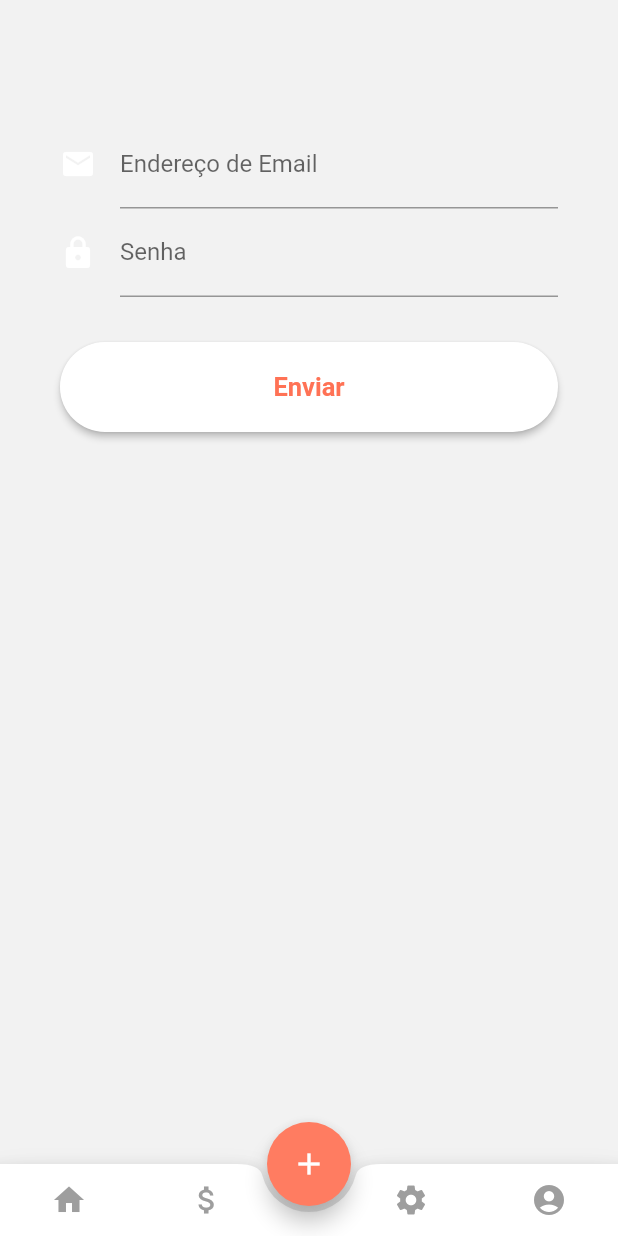
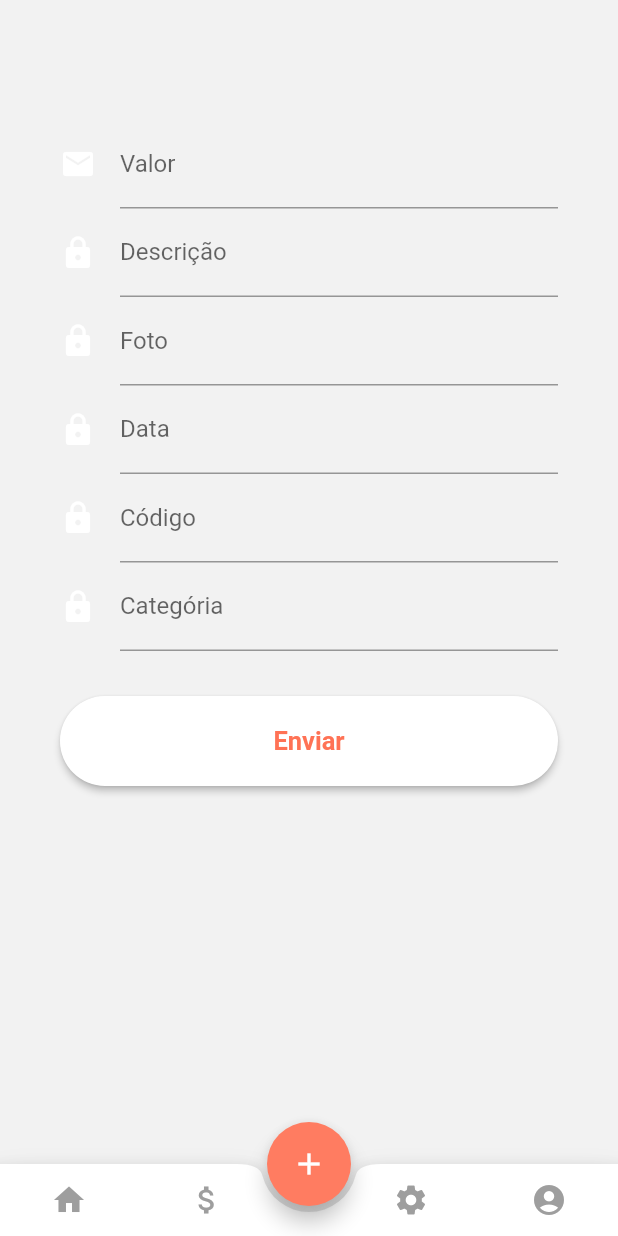
Before and after one commit to paivalucas/pagowapp, a Flutter app: the screen it shows after launch, after a tap on the "add" icon, after a tap on "Enviar", on a phone screen of 412 x 824 dp. Run offline on Flutter 3.47's test engine with Material 2 defaults, Android fonts, the phone set to English and light mode, and no system bars; our stand-ins replace cloud_firestore, email_validator, firebase_auth, sqflite; accounts and stored records are empty; network calls fail.

Commit message:
Fix null return. Input reembol. Tipo modelos mudança.

```diff
--- a/lib/Core/Models/colaborator.dart
+++ b/lib/Core/Models/colaborator.dart
@@ -1,23 +1,22 @@
 import 'dart:core';
-import 'dart:ffi';
 import 'package:cloud_firestore/cloud_firestore.dart';
 
-import 'despesa.dart';
-
 class Colaborador {
+  String id;
   String email;
   String nome;
   String nomeDaEmpresa;
   String nTelefone;
   String senha;
-  Double cpf;
+  String cpf;
   String nomeDoBanco;
   String nDaConta;
   String nDaAgencia;
-  List<Despesa> despesas;
+  List despesas;
 
   Colaborador(
       {this.email,
+      this.id,
       this.nome,
       this.nomeDaEmpresa,
       this.nTelefone,
@@ -29,8 +28,9 @@ class Colaborador {
       this.despesas});
 
   // Transforma o objeto JSON obtido pela requisição do Firebase em um objeto Colaborador
-  Colaborador.fromMap(DocumentSnapshot snapshot)
+  Colaborador.fromMap(DocumentSnapshot snapshot, String docId)
       : email = snapshot['email'],
+        id = docId,
         nome = snapshot['nome'],
         nomeDaEmpresa = snapshot['nomeDaEmpresa'],
         nTelefone = snapshot['nTelefone'],
--- a/lib/Core/Services/database.dart
+++ b/lib/Core/Services/database.dart
@@ -4,17 +4,13 @@ import 'package:pagowandroidmobile/Core/Models/colaborator.dart';
 import 'package:pagowandroidmobile/Core/Models/despesa.dart';
 import './auth.dart';
 
-//  Atualizar dados OK
-// TODO: Estruturar atualização de dados
-// Deletar dados OK
-// TODO: Estruturar a forma apagar dados
-
-class Services {
+class Database {
   final Firestore _databaseReference = Firestore.instance;
   CollectionReference ref;
   final String path;
+  List<Colaborador> colaboradores;
 
-  Services(this.path) {
+  Database(this.path) {
     ref = _databaseReference.collection(path);
   }
 
@@ -22,25 +18,34 @@ class Services {
 
   Future<void> cadastrarUsuarioNoBancoDeDados(String email, String senha,
       String nome, String cpf, String empresa, String telefone) async {
-    await ref.document(email).setData({
+    ref.document('$empresa').setData({});
+    await ref
+        .document(empresa)
+        .collection('Colaboradores')
+        .document(email)
+        .setData({
       'email': email,
       'senha': senha,
-      'nomeDaEmpresa': empresa,
-      'CPF': cpf,
-      'Telefone': telefone,
-      'nome': nome
-    });
+      'nome': nome,
+      'telefone': telefone,
+      'empresa': empresa,
+      'cpf': cpf,
+      'despesas': []
+    }).catchError((e) => print(e.toString()));
 
-    // Instância da classe Auth
     Auth auth = Auth();
-    // Cria uma autenticação com email e senha
-    auth.registerEmailAndPassword(email, senha);
+    await auth
+        .registerEmailAndPassword(email, senha)
+        .catchError((e) => print(e.toString()));
   }
 
   // Retorna um documento do firestore
   Future<DocumentSnapshot> searchDocument(String id) async {
     try {
-      return await ref.document(id).get();
+      return await ref
+          .document(id)
+          .get()
+          .catchError((onError) => print(onError));
     } catch (e) {
       print('No such file on the database');
       return null;
@@ -55,50 +60,72 @@ class Services {
     }
   }
 
-  Future deleteData(String id) async {
+  Future deleteAccount(String id) async {
     try {
-      return await ref.document(id).delete();
+      await ref.document(id).delete();
+      FirebaseUser user;
+      await user.delete();
     } catch (e) {
       print(e.toString());
     }
   }
 
-  // TODO: resolber problema de resolução
+  // Working
   Future<Colaborador> searchColab(String id) async {
     if (id.contains('@')) {
-      return await ref
+      var colab = await ref
           .where('email', isEqualTo: id)
           .getDocuments()
-          .then((value) => Colaborador.fromMap(value.documents.first))
-          .catchError((onError) => print(onError));
+          // TODO: Adicionar tratamento adequado
+          .catchError((onError) => print(onError))
+          .then((value) => Colaborador.fromMap(
+              value.documents.first, value.documents.first.documentID));
+      return colab;
     } else {
-      return await ref
+      var colab = await ref
           .where('nome', isEqualTo: id)
           .getDocuments()
+          // TODO: Adicionar tratamento adequado
           .catchError((onError) => print(onError))
-          .then((value) => Colaborador.fromMap(value.documents.first));
+          .then((value) => Colaborador.fromMap(
+              value.documents.first, value.documents.first.documentID));
+      return colab;
     }
   }
 
-  Future updateDocument(Colaborador colaborador) async {
-    String email = colaborador.email;
-    return await ref
-        .document(email)
+  Future updateColaborador(Colaborador colaborador) async {
+    ref
+        .document(colaborador.id)
         .updateData(colaborador.toJson())
         .catchError((e) => print(e.toString()));
   }
 
-  // TODO: resolber problema de resolução
-  Future<List<Colaborador>> searchCollection() async {
+  // Working
+  Future<List<Colaborador>> searchColaboradores() async {
     var result = await ref.getDocuments();
-    return result.documents
-        .map((documentSnapshot) => Colaborador.fromMap(documentSnapshot));
+    colaboradores = result.documents
+        .map((doc) => Colaborador.fromMap(doc, doc.documentID))
+        .toList();
+    return colaboradores;
   }
 
-  // Imcompleto
-  // TODO: resolver o problema da busca na base de dados
-  Future<void> inputReembolso(Despesa despesa, String id) async {
+  // Working Dados falsos
+  Future inputReembolso(Despesa despesa) async {
     // Adiciona a despesa no documento despesa
-    ref.add(despesa.toJson());
+    //await ref.add(despesa.toJson());
+    // Referencia ao arquivo de colaboradores da empresa
+    // TODO: tomar conhecimento da empresa para vincular path
+    ref = _databaseReference.collection('Empresas/Pagow/Colaboradores');
+
+    /* TODO: Tomar conhecimento do usuário atual para que possa poder atualizar as informações
+        Pode ser feito apartir do auth, mais estudos são necessáros
+        **auth.currentUser()**
+    */
+
+    var colab = await this.searchColab('funcionou');
+
+    colab.despesas.add(despesa.toJson());
+
+    await this.updateColaborador(colab);
   }
 }
--- a/lib/screens/app/feed/widgets/InputR.dart
+++ b/lib/screens/app/feed/widgets/InputR.dart
@@ -9,6 +9,12 @@ class InputR extends StatefulWidget {
 
 class _InputRState extends State<InputR> {
   final _formKey = GlobalKey<FormState>();
+  final valorController = TextEditingController();
+  final descricaoController = TextEditingController();
+  final fotoController = TextEditingController();
+  final dataController = TextEditingController();
+  final codigoController = TextEditingController();
+  final categoriaController = TextEditingController();
 
   @override
   Widget build(BuildContext context) {
@@ -24,9 +30,11 @@ class _InputRState extends State<InputR> {
                   Icons.email,
                   color: Colors.white,
                 ),
-                  hintText: 'Insira seu email',
-                  labelText: 'Endereço de Email',
+                hintText: 'Valor',
+                labelText: 'Valor',
               ),
+              controller: valorController,
+              keyboardType: TextInputType.number,
               style: TextStyle(color: Colors.white),
             ),
             TextFormField(
@@ -35,9 +43,59 @@ class _InputRState extends State<InputR> {
                     Icons.lock,
                     color: Colors.white,
                   ),
-                    hintText: 'Insira sua senha',
+                  hintText: 'Descrição',
                   focusColor: Colors.white,
-                    labelText: 'Senha'),
+                  labelText: 'Descrição'),
+              keyboardType: TextInputType.number,
+              controller: descricaoController,
+            ),
+            TextFormField(
+              decoration: InputDecoration(
+                  icon: Icon(
+                    Icons.lock,
+                    color: Colors.white,
+                  ),
+                  hintText: 'Foto',
+                  focusColor: Colors.white,
+                  labelText: 'Foto'),
+              controller: fotoController,
+              keyboardType: TextInputType.number,
+            ),
+            TextFormField(
+              decoration: InputDecoration(
+                  icon: Icon(
+                    Icons.lock,
+                    color: Colors.white,
+                  ),
+                  hintText: 'Data',
+                  focusColor: Colors.white,
+                  labelText: 'Data'),
+              keyboardType: TextInputType.number,
+              controller: dataController,
+            ),
+            TextFormField(
+              decoration: InputDecoration(
+                  icon: Icon(
+                    Icons.lock,
+                    color: Colors.white,
+                  ),
+                  hintText: 'Código',
+                  focusColor: Colors.white,
+                  labelText: 'Código'),
+              keyboardType: TextInputType.number,
+              controller: codigoController,
+            ),
+            TextFormField(
+              decoration: InputDecoration(
+                  icon: Icon(
+                    Icons.lock,
+                    color: Colors.white,
+                  ),
+                  hintText: 'Categória',
+                  focusColor: Colors.white,
+                  labelText: 'Categória'),
+              keyboardType: TextInputType.number,
+              controller: categoriaController,
             ),
             Container(
               height: 30,
@@ -50,13 +108,16 @@ class _InputRState extends State<InputR> {
                 padding: EdgeInsets.fromLTRB(0.0, 20.0, 0.0, 20.0),
                 onPressed: () async {
                   if (_formKey.currentState.validate()) {
-                          Services database =
-                              Services('Empresas/Pagow/Despesas');
+                    Database database =
+                        Database('Empresas/Pagow/Despesas');
                     Despesa despesa = Despesa(
-                              valor: 'valor',
-                              descricao: 'descricao',
-                              fotoNF: 'dale',
-                              data: 'esa');
+                        valor: valorController.text,
+                        descricao: descricaoController.text,
+                        fotoNF: fotoController.text,
+                        data: dataController.text);
+                    //teste
+                    await database.inputReembolso(despesa);
+                    //teste
                   }
                 },
                 color: Colors.white,
@@ -67,9 +128,12 @@ class _InputRState extends State<InputR> {
                     color: Color(0xFFFF7255),
                     fontWeight: FontWeight.bold,
                   ),
-                      )))
+                ),
+              ),
+            )
           ],
         ),
-        ));
+      ),
+    );
   }
 }
```
Also changed, not shown: lib/Core/Models/despesa.dart (+11 -13 lines), lib/Core/Services/auth.dart (+7 -6 lines). Lines whose indentation alone changed are shown as unchanged.
